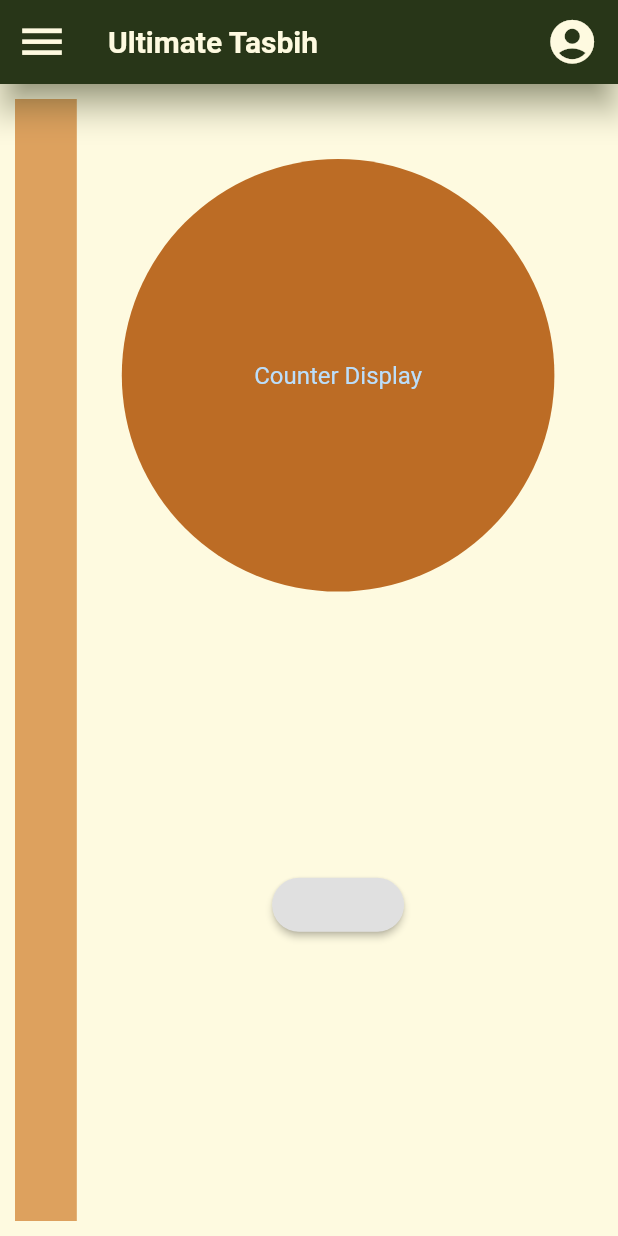
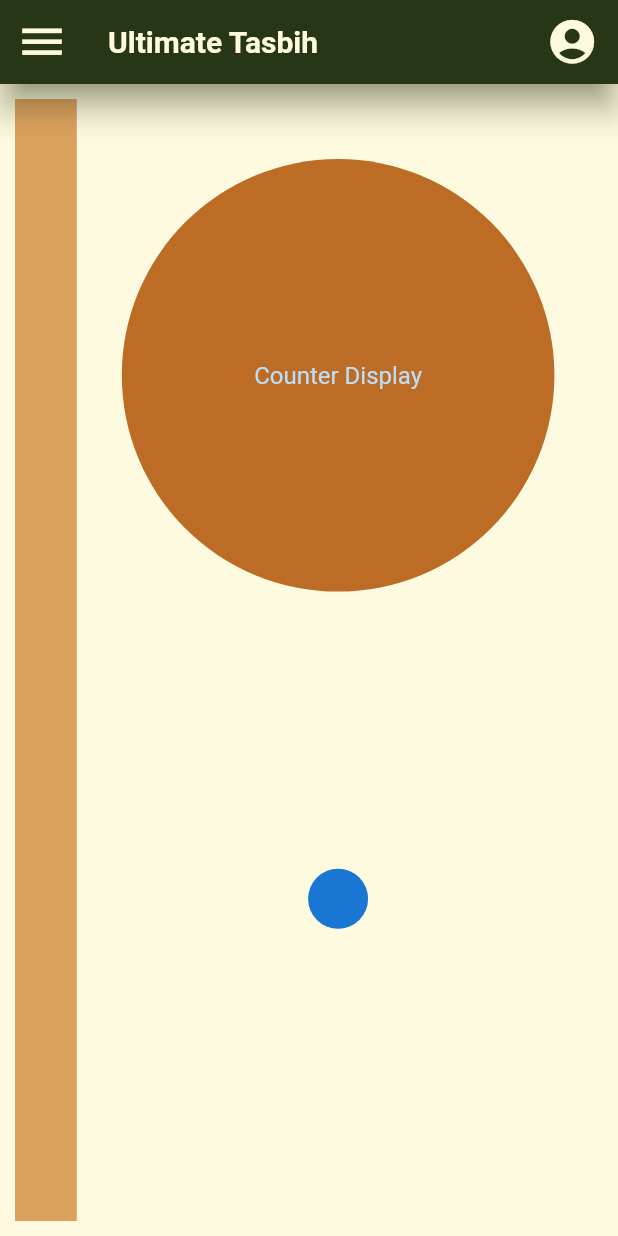
Before and after one commit to asifimtiazahmed/flutter_tasbih, a Flutter app: the screen it shows after launch, on a phone screen of 412 x 824 dp. Run offline on Flutter 3.47's test engine with Material 2 defaults, Android fonts, the phone set to English and light mode, and no system bars.

Commit message:
Trying to settle on a circle button

```diff
--- a/lib/screens/main_screen.dart
+++ b/lib/screens/main_screen.dart
@@ -1,5 +1,6 @@
 import 'package:flutter/cupertino.dart';
 import 'package:flutter/material.dart';
+import 'package:flutter/widgets.dart';
 import 'package:ultimate_tasbih_app/widgets/appBar.dart';
 
 import '../services/const.dart';
@@ -77,12 +78,17 @@ class _MainScreenState extends State<MainScreen> {
                     height: mediaQuery.size.height * 0.20,
                   ),
 
-                  RaisedButton(
-                    shape: RoundedRectangleBorder(
-                      borderRadius: BorderRadius.circular(100)
-                    ),
-                    onPressed: ()=> null,
-                  ),
+                  CircleAvatar()
+                  // RaisedButton(
+                  //   shape: CircleBorder(
+                  //      side: BorderSide(
+                  //        width: 3.0,
+                  //        color: Colors.deepOrangeAccent,
+                  //        style: BorderStyle.none,
+                  //      ),
+                  //   ),
+                  //   onPressed: ()=> null,
+                  // ),
 
 
                 ],
```
